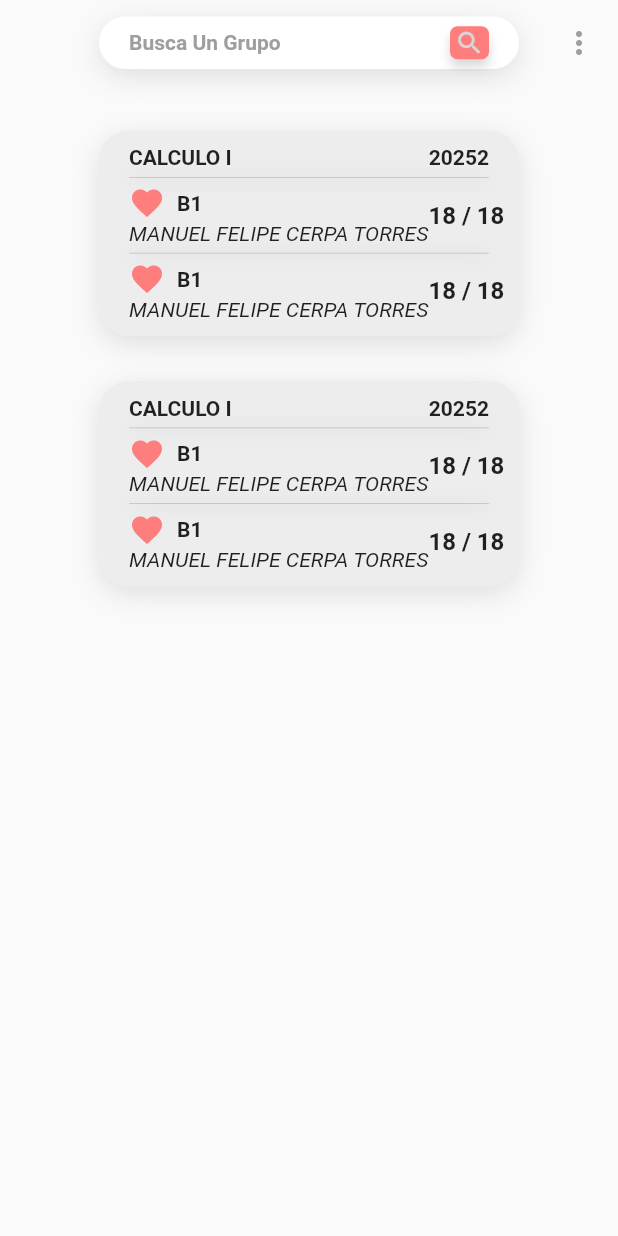
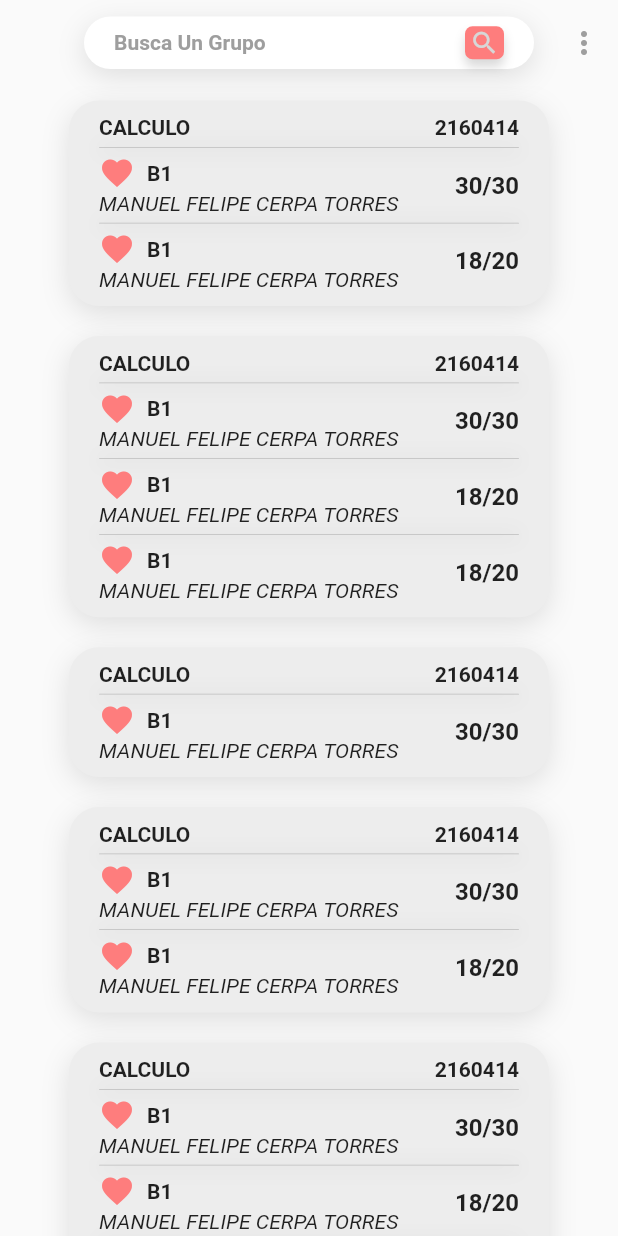
Before and after one commit to camilosanmiguel/asignaturasuis, a Flutter app: the screen it shows after launch, on a phone screen of 412 x 824 dp. Run offline on Flutter 3.47's test engine with Material 2 defaults, Android fonts, the light colour scheme and no system bars; our stand-ins replace bloc, flutter_bloc.

Commit message:
Aproximacion modelo bloc-cubit
Instalacion dependencias

modificacion constructor de modelos

cambios en el width buscar y card

```diff
--- /dev/null
+++ b/lib/src/cubit/curso_cubit.dart
@@ -0,0 +1,112 @@
+import 'package:bloc/bloc.dart';
+import 'package:cupos_uis/src/models/curso.dart';
+import 'package:cupos_uis/src/models/grupo.dart';
+
+class CursoCubit extends Cubit<List<Curso>> {
+  CursoCubit()
+      : super(
+          [
+            Curso(
+              nombre: "CALCULO",
+              codigo: 2160414,
+              grupos: [
+                Grupo(
+                    nombreGrupo: "B1",
+                    capacidad: 30,
+                    matriculados: 30,
+                    horarios: []),
+                Grupo(
+                    nombreGrupo: "B1",
+                    capacidad: 20,
+                    matriculados: 18,
+                    horarios: []),
+              ],
+            ),
+            Curso(
+              nombre: "CALCULO",
+              codigo: 2160414,
+              grupos: [
+                Grupo(
+                    nombreGrupo: "B1",
+                    capacidad: 30,
+                    matriculados: 30,
+                    horarios: []),
+                Grupo(
+                    nombreGrupo: "B1",
+                    capacidad: 20,
+                    matriculados: 18,
+                    horarios: []),
+                Grupo(
+                    nombreGrupo: "B1",
+                    capacidad: 20,
+                    matriculados: 18,
+                    horarios: []),
+              ],
+            ),
+            Curso(
+              nombre: "CALCULO",
+              codigo: 2160414,
+              grupos: [
+                Grupo(
+                    nombreGrupo: "B1",
+                    capacidad: 30,
+                    matriculados: 30,
+                    horarios: []),
+              ],
+            ),
+            Curso(
+              nombre: "CALCULO",
+              codigo: 2160414,
+              grupos: [
+                Grupo(
+                    nombreGrupo: "B1",
+                    capacidad: 30,
+                    matriculados: 30,
+                    horarios: []),
+                Grupo(
+                    nombreGrupo: "B1",
+                    capacidad: 20,
+                    matriculados: 18,
+                    horarios: []),
+              ],
+            ),
+            Curso(
+              nombre: "CALCULO",
+              codigo: 2160414,
+              grupos: [
+                Grupo(
+                    nombreGrupo: "B1",
+                    capacidad: 30,
+                    matriculados: 30,
+                    horarios: []),
+                Grupo(
+                    nombreGrupo: "B1",
+                    capacidad: 20,
+                    matriculados: 18,
+                    horarios: []),
+                Grupo(
+                    nombreGrupo: "B1",
+                    capacidad: 20,
+                    matriculados: 18,
+                    horarios: []),
+              ],
+            ),
+            Curso(
+              nombre: "CALCULO",
+              codigo: 2160414,
+              grupos: [
+                Grupo(
+                    nombreGrupo: "B1",
+                    capacidad: 30,
+                    matriculados: 30,
+                    horarios: []),
+              ],
+            ),
+          ],
+        );
+
+  /// When increment is called, the current state
+  /// of the cubit is accessed via `state` and
+  /// a new `state` is emitted via `emit`.
+  //void increment() => emit([Curso()]);
+}
--- a/lib/src/models/grupo.dart
+++ b/lib/src/models/grupo.dart
@@ -5,7 +5,7 @@ class Grupo {
   final int capacidad, matriculados;
   final List<Horario> horarios;
 
-  Grupo(this.nombreGrupo, this.capacidad, this.matriculados, this.horarios);
+  Grupo({this.nombreGrupo, this.capacidad, this.matriculados, this.horarios});
 
   Grupo.fromJson(Map<String, dynamic> parsedJson)
       : nombreGrupo = parsedJson['nombreGrupo'],
--- a/lib/src/models/horario.dart
+++ b/lib/src/models/horario.dart
@@ -1,7 +1,7 @@
 class Horario {
   final String dia, hora, edificio, profesor;
 
-  Horario(this.dia, this.hora, this.edificio, this.profesor);
+  Horario({this.dia, this.hora, this.edificio, this.profesor});
 
   Horario.fromJson(Map<String, dynamic> parsedJson)
       : dia = parsedJson['dia'],
--- a/lib/src/pages/home_page.dart
+++ b/lib/src/pages/home_page.dart
@@ -1,6 +1,10 @@
 import 'package:flutter/material.dart';
+import 'package:cupos_uis/src/pages/widgets/texto_home_widget.dart';
 import 'package:cupos_uis/src/pages/widgets/buscar_widget.dart';
 import 'package:cupos_uis/src/pages/widgets/card_widget.dart';
+import 'package:flutter_bloc/flutter_bloc.dart';
+import 'package:cupos_uis/src/cubit/curso_cubit.dart';
+import 'package:cupos_uis/src/models/curso.dart';
 
 class HomePage extends StatelessWidget {
   @override
@@ -11,7 +15,39 @@ class HomePage extends StatelessWidget {
         crossAxisAlignment: CrossAxisAlignment.center,
         mainAxisSize: MainAxisSize.max,
         children: <Widget>[
-          Padding(
+          appBar(),
+          // SizedBox(
+          //   height: 10,
+          //   width: double.infinity,
+          // ),
+          BlocBuilder<CursoCubit, List<Curso>>(
+            cubit: CursoCubit(),
+            builder: (_, cursos) => cursos.isEmpty
+                ? TextoHome()
+                : Expanded(
+                    child: ListView.builder(
+                      itemCount: cursos.length,
+                      itemBuilder: (_, i) => Center(
+                        child: Padding(
+                          padding: const EdgeInsets.symmetric(vertical: 10),
+                          child: SizedBox(
+                            width: 320,
+                            child: CardGruop(
+                              curso: cursos[i],
+                            ),
+                          ),
+                        ),
+                      ),
+                    ),
+                  ),
+          ),
+        ],
+      )),
+    );
+  }
+
+  Widget appBar() {
+    return Padding(
       padding: const EdgeInsets.symmetric(vertical: 11.0),
       child: Row(
         mainAxisAlignment: MainAxisAlignment.spaceAround,
@@ -33,27 +69,6 @@ class HomePage extends StatelessWidget {
           ),
         ],
       ),
-          ),
-          SizedBox(height: 30),
-          CardGruop(),
-          SizedBox(height: 30),
-          CardGruop(),
-
-          //TODO Stream Builder!! Con bloc!!!
-          /*Expanded(
-                child: Center(
-                  child: Text(
-                    "No Tienes Ningun Grupo \nGuardado, Dale Click \nEn Buscar",
-                    textAlign: TextAlign.center,
-                    style: TextStyle(
-                      fontWeight: FontWeight.w600,
-                      color: Color(0xff9E9E9E),
-                    ),
-                  ),
-                ),
-              )*/
-        ],
-      )),
     );
   }
 }
--- a/lib/src/pages/widgets/buscar_widget.dart
+++ b/lib/src/pages/widgets/buscar_widget.dart
@@ -18,7 +18,7 @@ class Buscar extends StatelessWidget {
       child: Container(
         padding: EdgeInsets.only(left: 20, right: 20),
         alignment: Alignment.centerLeft,
-        width: 280,
+        width: 300,
         height: 35,
         decoration: BoxDecoration(
           color: Colors.white,
--- a/lib/src/pages/widgets/card_widget.dart
+++ b/lib/src/pages/widgets/card_widget.dart
@@ -1,11 +1,16 @@
+import 'package:cupos_uis/src/models/curso.dart';
+import 'package:cupos_uis/src/models/grupo.dart';
 import 'package:flutter/material.dart';
 
 class CardGruop extends StatelessWidget {
+  final Curso curso;
+  CardGruop({@required this.curso});
+
   @override
   Widget build(BuildContext context) {
     return Container(
       padding: EdgeInsets.symmetric(horizontal: 20, vertical: 10),
-      width: 280,
+      //width: 280,
       decoration: BoxDecoration(
         color: Color(0xFFEDEDED),
         borderRadius: BorderRadius.circular(20),
@@ -19,26 +24,26 @@ class CardGruop extends StatelessWidget {
       ),
       child: Column(
         children: <Widget>[
-          headerCard("CALCULO I", "20252"),
-          linea(),
-          bodyCard(),
-          linea(),
-          bodyCard(),
+          headerCard(),
+          for (Grupo grupo in curso.grupos)
+            Column(
+              children: <Widget>[linea(), bodyCard(grupo: grupo)],
+            )
         ],
       ),
     );
   }
 
-  Widget headerCard(String nombre, String codigo) {
+  Widget headerCard() {
     return Row(
       mainAxisAlignment: MainAxisAlignment.spaceBetween,
       children: <Widget>[
         Text(
-          nombre,
+          curso.nombre,
           style: TextStyle(fontWeight: FontWeight.w600),
         ),
         Text(
-          codigo,
+          "${curso.codigo}",
           style: TextStyle(fontWeight: FontWeight.w600),
         ),
       ],
@@ -64,7 +69,7 @@ class CardGruop extends StatelessWidget {
     );
   }
 
-  Widget bodyCard() {
+  Widget bodyCard({Grupo grupo}) {
     return Row(
       mainAxisAlignment: MainAxisAlignment.spaceBetween,
       children: <Widget>[
@@ -85,7 +90,7 @@ class CardGruop extends StatelessWidget {
                 Padding(
                   padding: const EdgeInsets.only(left: 8),
                   child: Text(
-                    "B1",
+                    grupo.nombreGrupo,
                     style: TextStyle(fontWeight: FontWeight.w600),
                   ),
                 ),
@@ -101,7 +106,7 @@ class CardGruop extends StatelessWidget {
           ],
         ),
         Text(
-          "18 / 18",
+          "${grupo.matriculados}/${grupo.capacidad}",
           style: TextStyle(
             fontWeight: FontWeight.w600,
             fontSize: 16,
--- /dev/null
+++ b/lib/src/pages/widgets/texto_home_widget.dart
@@ -0,0 +1,22 @@
+import 'package:flutter/material.dart';
+
+class TextoHome extends StatelessWidget {
+  const TextoHome({
+    Key key,
+  }) : super(key: key);
+
+  @override
+  Widget build(BuildContext context) {
+    return Expanded(
+      child: Center(
+          child: Text(
+        "No Tienes Ningun Grupo \nGuardado, Dale Click \nEn Buscar",
+        textAlign: TextAlign.center,
+        style: TextStyle(
+          fontWeight: FontWeight.w600,
+          color: Color(0xff9E9E9E),
+        ),
+      )),
+    );
+  }
+}
--- a/pubspec.yaml
+++ b/pubspec.yaml
@@ -27,7 +27,10 @@ dependencies:
 
   # The following adds the Cupertino Icons font to your application.
   # Use with the CupertinoIcons class for iOS style icons.
-  cupertino_icons: ^0.1.3
+  flutter_bloc: ^6.0.1
+  bloc: ^6.0.1
+  equatable: ^1.2.3
+
 
 dev_dependencies:
   flutter_test:
```
Also changed, not shown: pubspec.lock. Lines whose indentation alone changed are shown as unchanged.
